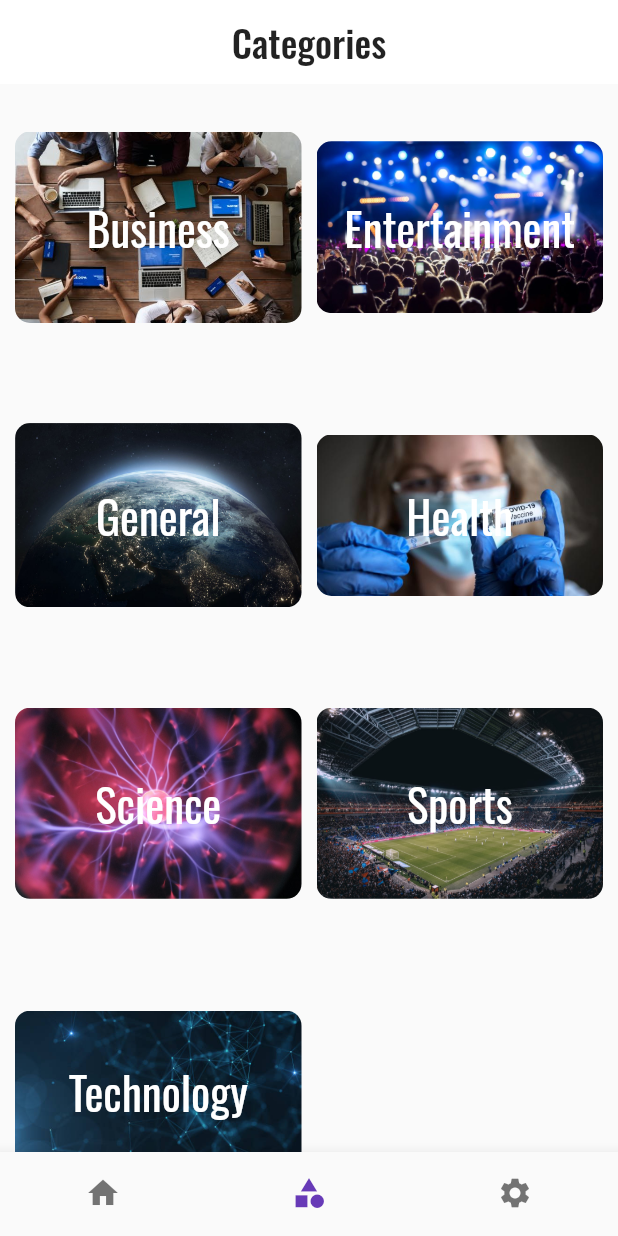
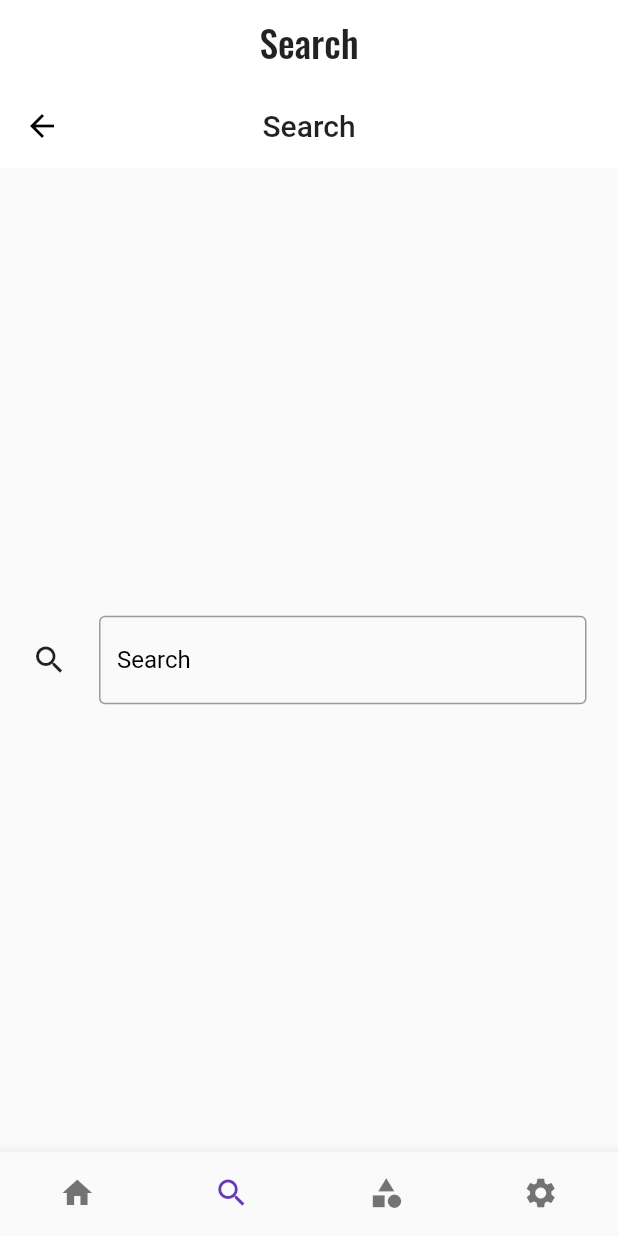
Before and after one commit to zinbrox/news_app_2, a Flutter app: the Home screen opened by its route, item 2 of the bottom bar chosen, on a phone screen of 412 x 824 dp. Run offline on Flutter 3.47's test engine with Material 2 defaults, Android fonts, the phone set to English and light mode, and no system bars; our stand-ins replace firebase_auth, firebase_core, google_fonts, google_sign_in, shared_preferences, webview_flutter; accounts and stored records are empty; network calls fail.

Commit message:
Added SearchPage (no functionality)

```diff
--- a/lib/blocs/color_styles.dart
+++ b/lib/blocs/color_styles.dart
@@ -47,7 +47,7 @@ class Styles {
       indicatorColor: isDarkTheme ? Color(0xff0E1D36) : Color(0xffCBDCF8),
       buttonColor: isDarkTheme ? Color(0xff3B3B3B) : Color(0xffF1F5FB),
 
-      hintColor: isDarkTheme ? Color(0xff280C0B) : Color(0xffEECED3),
+      hintColor: isDarkTheme ? Colors.white : Colors.black,
 
       highlightColor: isDarkTheme ? Color(0xff372901) : Color(0xffFCE192),
       hoverColor: isDarkTheme ? Color(0xff3A3A3B) : Color(0xff4285F4),
--- a/lib/pages/home.dart
+++ b/lib/pages/home.dart
@@ -4,6 +4,7 @@ import 'package:google_fonts/google_fonts.dart';
 import 'package:news_app_2/pages/category_selection.dart';
 import 'package:news_app_2/pages/home_news.dart';
 import 'package:news_app_2/pages/news.dart';
+import 'package:news_app_2/pages/searchPage.dart';
 import 'package:news_app_2/pages/settings_page.dart';
 
 
@@ -21,9 +22,10 @@ class _HomeState extends State<Home> {
 
   int _currentIndex = 0;
   int _toptabIndex=0;
-  final tabNames = ["Headlines", "Categories", "Settings"];
+  final tabNames = ["Headlines", "Search", "Categories", "Settings"];
   final tabs = [
     Home_News(),
+    Search_Page(),
     Category_Selection(),
     Settings_Page(),
   ];
@@ -55,6 +57,7 @@ class _HomeState extends State<Home> {
   Widget bottomNavigationBarFunction()
   {
     return BottomNavigationBar(
+      type: BottomNavigationBarType.fixed,
       showSelectedLabels: false,
       showUnselectedLabels: false,
       selectedItemColor: Colors.deepPurple,
@@ -64,6 +67,13 @@ class _HomeState extends State<Home> {
           icon: Icon(Icons.home),
           title: Text('Top Headlines'),
         ),
+
+        BottomNavigationBarItem(
+          icon: Icon(Icons.search),
+          title: Text('Search'),
+        ),
+
+
         BottomNavigationBarItem(
           icon: Icon(Icons.category),
           title: Text("Category"),
@@ -77,7 +87,7 @@ class _HomeState extends State<Home> {
         setState(() {
           if(index==0)
             type="Headlines";
-          else if(index==1)
+          else if(index==2)
             type="Categories";
           _currentIndex=index;
         });
--- /dev/null
+++ b/lib/pages/searchPage.dart
@@ -0,0 +1,55 @@
+import 'package:flutter/material.dart';
+
+class Search_Page extends StatefulWidget {
+  @override
+  _Search_PageState createState() => _Search_PageState();
+}
+
+class _Search_PageState extends State<Search_Page> {
+  final TextEditingController _text = new TextEditingController();
+  String _searchText = "";
+  Icon _searchIcon = new Icon(Icons.search);
+
+  _Search_PageState() {
+    _text.addListener(() {
+      if(_text.text.isEmpty) {
+        _searchText = "";
+      }
+      else {
+        _searchText = _text.text;
+      }
+    });
+  }
+
+  @override
+  Widget build(BuildContext context) {
+    return Container(
+      child: Scaffold(
+        appBar: AppBar(
+          title: Text("Search"),
+          centerTitle: true,
+        ),
+        body: Column(
+          mainAxisAlignment: MainAxisAlignment.center,
+          children: [
+            Row(
+              mainAxisAlignment: MainAxisAlignment.spaceEvenly,
+              children: <Widget>[
+                _searchIcon,
+                Container(
+                  width: 325.0,
+                  child: TextFormField(
+                    controller: _text,
+                    decoration: InputDecoration(border: OutlineInputBorder(), hintText: "Search"),
+                  ),
+                ),
+
+
+              ],
+            ),
+          ],
+        ),
+      ),
+    );
+  }
+}
```
Also changed, not shown: lib/main.dart (+6 -2 lines).
